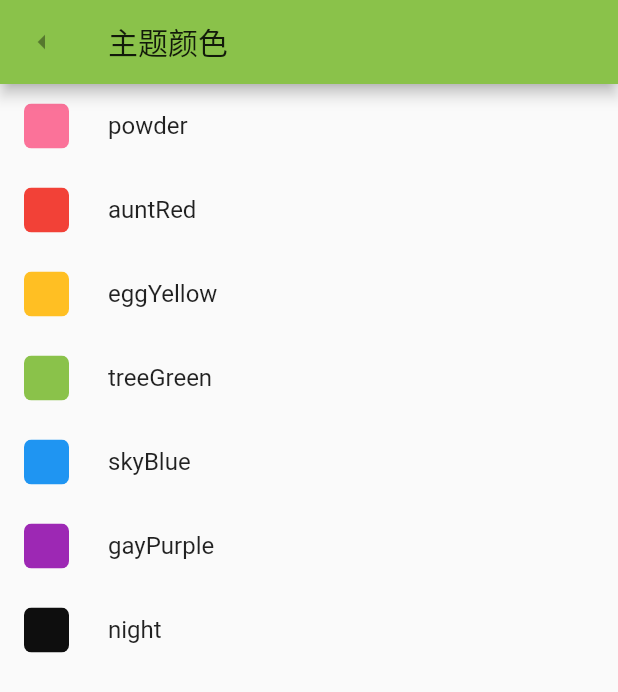
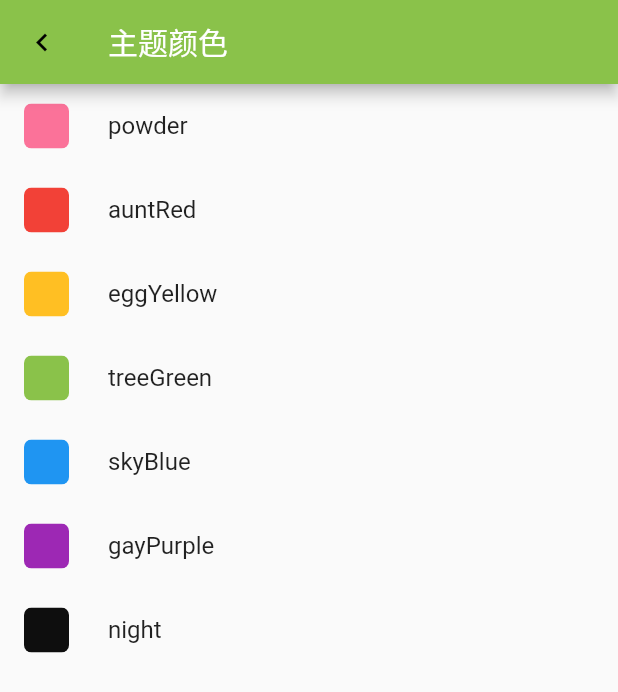
Before and after one commit to Harhao/bilibili-flutter, a Flutter app: the ThemeModeSetting screen opened directly, on a phone screen of 412 x 824 dp. Shown: the top 692 px of the screen. Run offline on Flutter 3.47's test engine with Material 2 defaults, Android fonts, the phone set to English and light mode, and no system bars; our stand-ins replace fluro, flutter_screenutil, flutter_swiper; network calls fail; statements that could not run were skipped.

Commit message:
feat: 完成主题切换功能和推荐页的卡片

```diff
--- a/lib/config/customIcon.dart
+++ b/lib/config/customIcon.dart
@@ -50,9 +50,11 @@ class CustomIcon {
   static const IconData themeIcon =
       const IconData(0xe639, fontFamily: 'custom', matchTextDirection: true);
   static const IconData playIcon =
-      const IconData(0xe604, fontFamily: 'custom', matchTextDirection: true);
+      const IconData(0xe6de, fontFamily: 'custom', matchTextDirection: true);
   static const IconData comment =
       const IconData(0xe6e6, fontFamily: 'custom', matchTextDirection: true);
   static const IconData dot =
       const IconData(0xe667, fontFamily: 'custom', matchTextDirection: true);
+  static const IconData arrowLeft =
+      const IconData(0xe651, fontFamily: 'custom', matchTextDirection: true);
 }
--- a/lib/pages/theme_mode_setting.dart
+++ b/lib/pages/theme_mode_setting.dart
@@ -1,10 +1,12 @@
 import 'package:provider/provider.dart';
 import 'package:flutter/cupertino.dart';
-
 import 'package:flutter/material.dart';
 import '../store/theme._setting.dart';
+import '../config/customIcon.dart';
+
+
 class ThemeModeSetting extends StatelessWidget {
-  List<Widget> _changeMapToList() {
+  List<Widget> _changeMapToList(ThemeSetting appTheme, BuildContext context) {
     List<Widget> list = <Widget> [];
     ThemeSetting.themeList.forEach((String key, Color value) {
       Widget customWidget = ListTile(
@@ -20,6 +22,11 @@ class ThemeModeSetting extends StatelessWidget {
           )
         ),
         title: Text("$key"),
+        // onTap: () => appTheme.changePrimaryColor(key),
+        onTap: () {
+          appTheme.changePrimaryColor(key);
+          Navigator.of(context).pop();
+        },
       );
       list.add(customWidget);
     });
@@ -28,11 +35,11 @@ class ThemeModeSetting extends StatelessWidget {
   @override
   Widget build(BuildContext context) {
     ThemeSetting appTheme = Provider.of<ThemeSetting>(context);
-    List<Widget> listWidget = _changeMapToList();
+    List<Widget> listWidget = _changeMapToList(appTheme,context);
     return Scaffold(
       appBar: AppBar(
-        leading: IconButton(icon: Icon(Icons.arrow_left), onPressed: null),
-        title: Text("主题颜色"),
+        leading: IconButton(icon: Icon(CustomIcon.arrowLeft), onPressed: () => Navigator.of(context).pop()),
+        title: Text("主题颜色", style: TextStyle(color: Colors.white),),
       ),
       body: ListView.builder(
         itemCount: listWidget.length,
```
Also changed, not shown: lib/component/my_drawer.dart (+4 -3 lines), lib/component/video_card.dart (+42 -10 lines), lib/pages/home.dart (+4 -4 lines), assets/fonts/iconfont.ttf.
